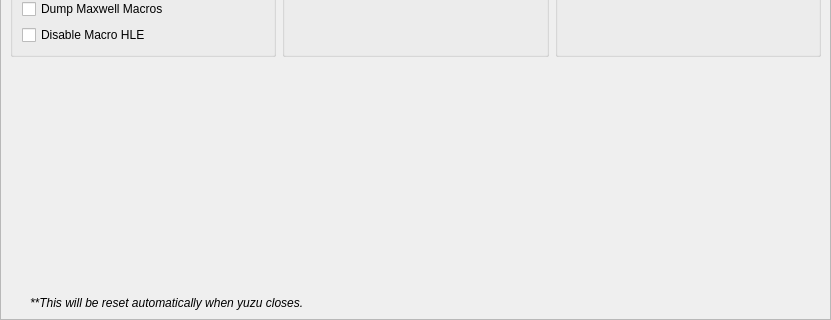
Above: src/uzuy/configuration/configure_debug.ui from 2017398956/Uzuy-MMJR before the change; both pictures show x 0 to 831 and y 440 to 760 of the 831 by 760 pixel window. Below: the same form after it.
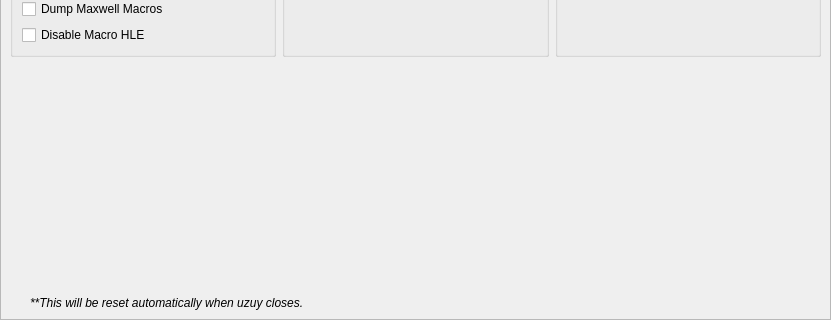
That is the form after the change.

```diff
--- a/src/uzuy/configuration/configure_debug.ui
+++ b/src/uzuy/configuration/configure_debug.ui
@@ -546,7 +546,7 @@
        </font>
       </property>
       <property name="text">
-       <string>**This will be reset automatically when yuzu closes.</string>
+       <string>**This will be reset automatically when uzuy closes.</string>
       </property>
       <property name="indent">
        <number>20</number>
```
Left out of the diff: 4 changed lines with no effect on the pictures.
